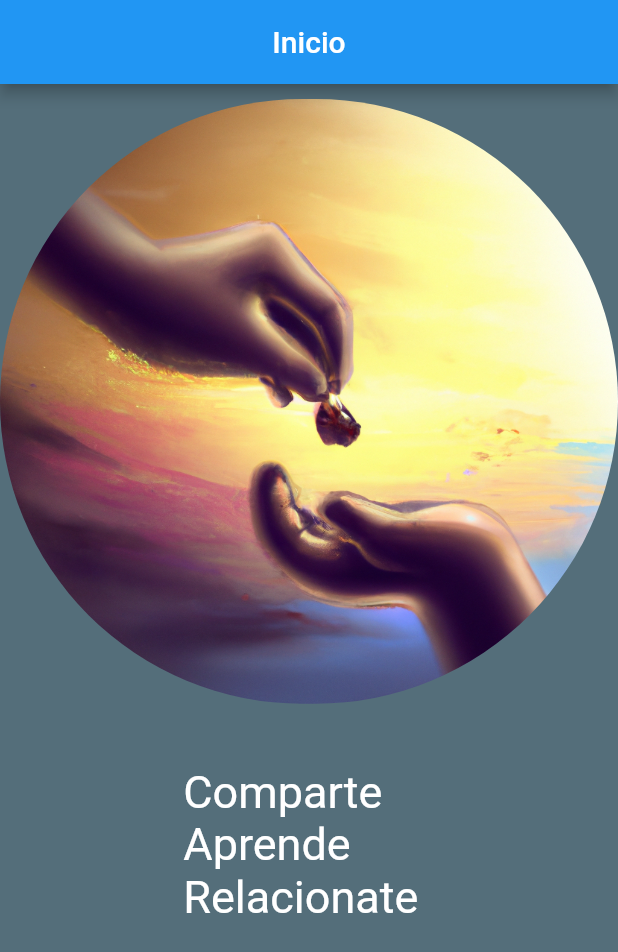
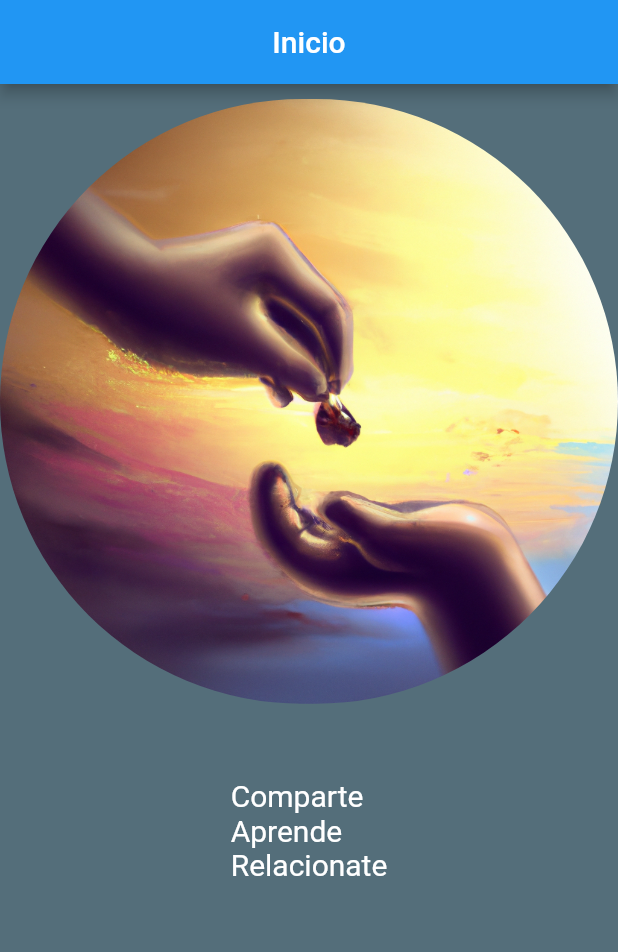
Before and after one commit to Alejandro-Junquera/GoSwapp, a Flutter app: the first screen one second after launch, on a phone screen of 412 x 824 dp. Shown: the top 952 px of the screen. Run offline on Flutter 3.47's test engine with Material 2 defaults, Android fonts, the light colour scheme and no system bars; drawn by our look-alikes of animated_text_kit; Roboto replaces fonts that are missing (popin).

Commit message:
arreglo inicio

```diff
--- a/lib/main.dart
+++ b/lib/main.dart
@@ -34,7 +34,6 @@ class MyApp extends StatelessWidget {
           'login': (_) => LoginScreen(),
           //'register': (_) => RegisterScreen(),
         },
-        theme: ThemeData.light()
-            .copyWith(scaffoldBackgroundColor: Colors.blueGrey[600]));
+        theme: ThemeData.light().copyWith(scaffoldBackgroundColor: Colors.red));
   }
 }
--- a/lib/screens/inicio.dart
+++ b/lib/screens/inicio.dart
@@ -40,35 +40,41 @@ class InicioScreen extends StatelessWidget {
                       child: Column(
                         mainAxisAlignment: MainAxisAlignment.start,
                         children: [
-                          SizedBox(
+                          const SizedBox(
                             height: 10,
                           ),
                           ClipRRect(
                             borderRadius: BorderRadius.circular(300),
-                            child: Image(
+                            child: const Image(
                                 image:
                                     AssetImage("assets/images/trueque2.png")),
                           ),
+                          const SizedBox(
+                            height: 50,
+                          ),
                           SizedBox(
-                            width: 250.0,
+                            width: MediaQuery.of(context).size.width,
                             child: DefaultTextStyle(
                               style: const TextStyle(
                                 fontSize: 30.0,
                                 fontFamily: 'popin',
                               ),
-                              child: Padding(
-                                padding: EdgeInsets.all(
-                                    MediaQuery.of(context).size.width * 0.10),
+                              child: Center(
                                 child: AnimatedTextKit(
                                     isRepeatingAnimation: true,
                                     animatedTexts: [
                                       TyperAnimatedText(
                                           'Comparte\nAprende\nRelacionate',
-                                          speed: Duration(milliseconds: 150)),
+                                          speed:
+                                              const Duration(milliseconds: 150),
+                                          textStyle:
+                                              const TextStyle(fontSize: 20)),
                                       TyperAnimatedText('  Go Swap',
-                                          speed: Duration(milliseconds: 10),
-                                          textStyle: TextStyle(
-                                              fontWeight: FontWeight.bold)),
+                                          speed:
+                                              const Duration(milliseconds: 10),
+                                          textStyle: const TextStyle(
+                                              fontSize: 40,
+                                              fontWeight: FontWeight.w900)),
                                     ]),
                               ),
                             ),
```
